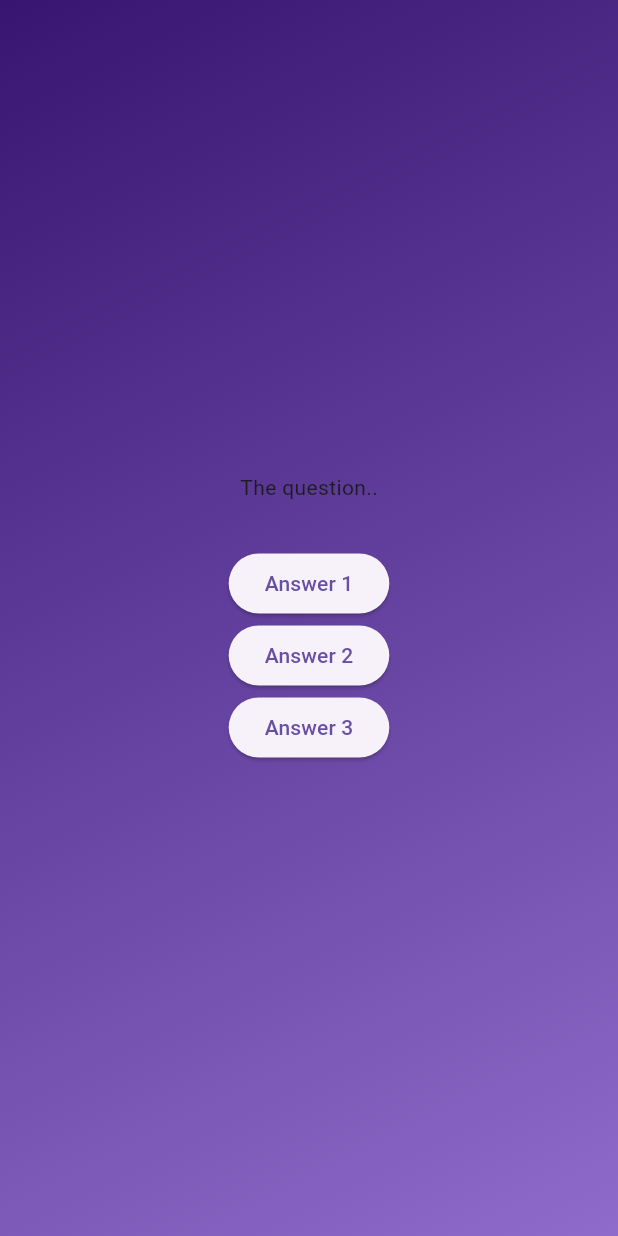
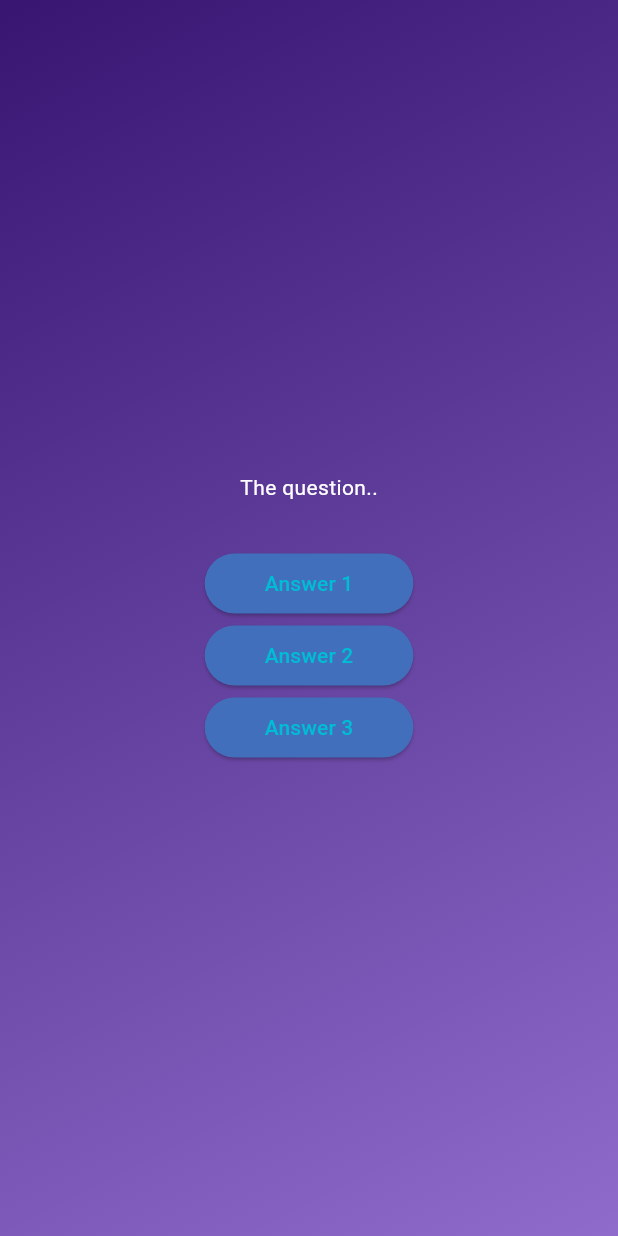
Before and after one commit to link2shoaibansari/Quiz_App, a Flutter app: the screen it shows after launch, after a tap on "Start Quiz!!", on a phone screen of 412 x 824 dp. Run offline on Flutter 3.47's test engine with Material 3 defaults, Android fonts, the phone set to English and light mode, and no system bars.

Commit message:
displaying options and styling buttns

```diff
--- /dev/null
+++ b/lib/answer_button.dart
@@ -0,0 +1,29 @@
+import 'package:flutter/material.dart';
+
+class AnswerButton extends StatelessWidget {
+  const AnswerButton(
+    {super.key,
+    required this.answerText,
+    required this.onTap});
+
+  final String answerText;
+  final void Function() onTap;
+
+  @override
+  Widget build(BuildContext context) {
+    return ElevatedButton(
+      onPressed: onTap,            //button styling
+      style: ElevatedButton.styleFrom(
+        padding: EdgeInsets.symmetric(
+          vertical: 10,
+          horizontal: 40
+        ),
+        backgroundColor: const Color.fromARGB(255, 66, 111, 188),
+        foregroundColor: Colors.cyan,
+        shape: RoundedRectangleBorder(
+          borderRadius: BorderRadius.circular(45)),
+      ),
+      child: Text(answerText),
+    );
+  }
+}
--- a/lib/ques_screen.dart
+++ b/lib/ques_screen.dart
@@ -1,4 +1,5 @@
 import 'package:flutter/material.dart';
+import 'package:quiz_app/answer_button.dart';
 
 class QuesScreen extends StatefulWidget {
   const QuesScreen({super.key});
@@ -13,26 +14,25 @@ class _QuesContent extends State<QuesScreen> {
   Widget build(context) {
     // return const Text("Questions are Here!!");
     // now we want to display qustion and below that their answers:
-    return SizedBox(       // to display options in whole screen
-    width: double.infinity,  // as wide as possible acc to the screen
+    return SizedBox(
+      // to display options in whole screen
+      width: double.infinity, // as wide as possible acc to the screen
       child: Column(
-        mainAxisAlignment: MainAxisAlignment.center,  //content at center of screen
+        mainAxisAlignment:
+            MainAxisAlignment.center, //content at center of screen
         children: [
-          Text('The question..'),
+          Text('The question..', style: TextStyle(color: Colors.white)),
           SizedBox(height: 30),
-          ElevatedButton(
-            onPressed: () {},
-            child: const Text('Answer 1')
-            ),
-          ElevatedButton(
-            onPressed: () {},
-            child: const Text('Answer 2')
-            ),
-          ElevatedButton(
-            onPressed: () {},
-            child: const Text('Answer 3')
-            ),
-        ],
+          AnswerButton(
+            answerText: 'Answer 1',
+            onTap: () {}),
+          AnswerButton(
+            answerText: 'Answer 2',
+            onTap: () {}),
+          AnswerButton(
+            answerText: 'Answer 3',
+            onTap: () {}),
+          ],
       ),
     );
   }
```
Also changed, not shown: lib/data/questions.dart (+8 -22 lines), lib/models/quiz_question.dart (line endings or trailing spaces).
